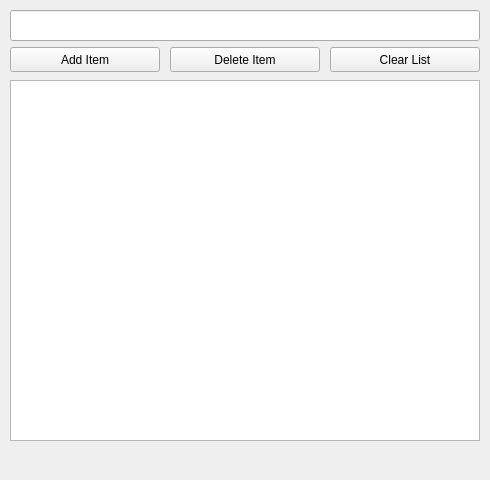
This is design.ui in JugjugB/toDoList as Qt 5 draws it before an edit. The edited form follows.
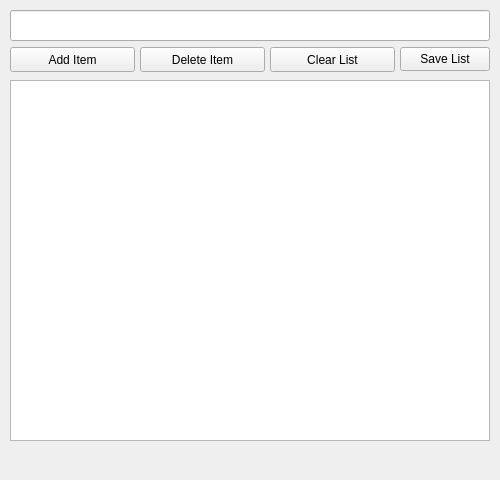
This is the edited form.

Diff of the .ui file:
```diff
--- a/design.ui
+++ b/design.ui
@@ -6,7 +6,7 @@
    <rect>
     <x>0</x>
     <y>0</y>
-    <width>490</width>
+    <width>500</width>
     <height>480</height>
    </rect>
   </property>
@@ -17,9 +17,9 @@
    <widget class="QPushButton" name="deleteItem">
     <property name="geometry">
      <rect>
-      <x>170</x>
+      <x>140</x>
       <y>47</y>
-      <width>150</width>
+      <width>125</width>
       <height>25</height>
      </rect>
     </property>
@@ -32,7 +32,7 @@
      <rect>
       <x>10</x>
       <y>47</y>
-      <width>150</width>
+      <width>125</width>
       <height>25</height>
      </rect>
     </property>
@@ -43,9 +43,9 @@
    <widget class="QPushButton" name="clear">
     <property name="geometry">
      <rect>
-      <x>330</x>
+      <x>270</x>
       <y>47</y>
-      <width>150</width>
+      <width>125</width>
       <height>25</height>
      </rect>
     </property>
@@ -58,7 +58,7 @@
      <rect>
       <x>10</x>
       <y>10</y>
-      <width>470</width>
+      <width>480</width>
       <height>31</height>
      </rect>
     </property>
@@ -71,11 +71,24 @@
      <rect>
       <x>10</x>
       <y>80</y>
-      <width>470</width>
+      <width>480</width>
       <height>361</height>
      </rect>
     </property>
    </widget>
+   <widget class="QPushButton" name="save">
+    <property name="geometry">
+     <rect>
+      <x>400</x>
+      <y>47</y>
+      <width>90</width>
+      <height>24</height>
+     </rect>
+    </property>
+    <property name="text">
+     <string>Save List</string>
+    </property>
+   </widget>
   </widget>
   <widget class="QMenuBar" name="menubar">
    <property name="geometry">
```
Left out of the diff: 2 changed lines with no effect on the pictures.
